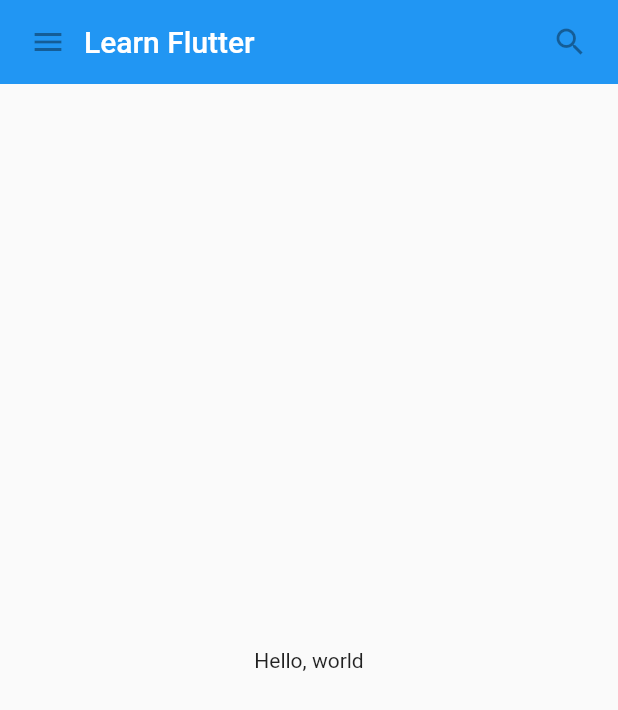
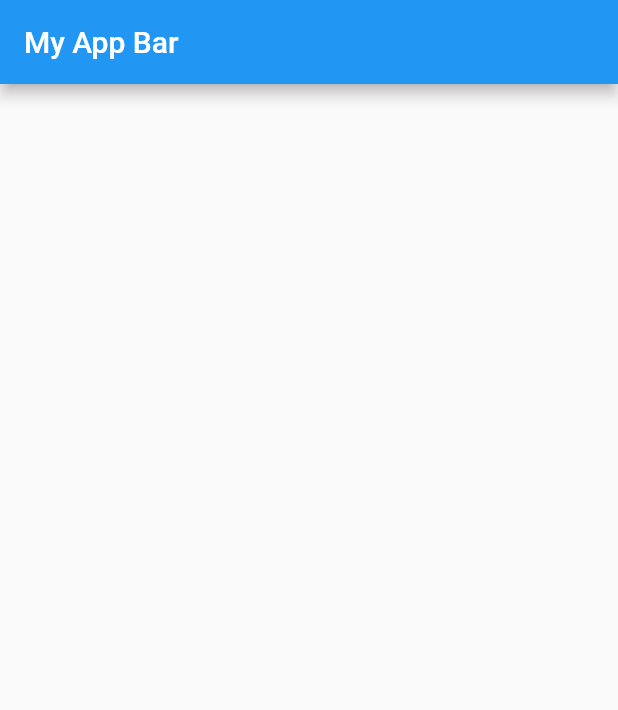
Before and after one commit to markiplagat/Learn-Flutter, a Flutter app: the screen it shows after launch, on a phone screen of 412 x 824 dp. Shown: the top 710 px of the screen. Run offline on Flutter 3.47's test engine with Material 2 defaults, Android fonts, the phone set to English and light mode, and no system bars.

Commit message:
Basic layout view

```diff
--- a/lib/main.dart
+++ b/lib/main.dart
@@ -16,6 +16,8 @@ class MyAppBar extends StatelessWidget {
 
   final Widget title;
 
+  // Point out that the function is also defined in an ancestor class
+  // but is being redefined to do something else
   @override
   Widget build(BuildContext context) {
     return Container(
@@ -48,24 +50,18 @@ class MyScaffold extends StatelessWidget {
 
   @override
   Widget build(BuildContext context) {
-    return Material(
-      child: Column(
-        children: [
-          MyAppBar(
-            title: Text(
-              'Learn Flutter',
-              style: Theme.of(context)
-                .primaryTextTheme
-                .headline6,
+    return MaterialApp(
+        home: Scaffold(
+            appBar: AppBar(
+              title: const Text("My App Bar"),
             ),
-          ),
-          const Expanded(
-            child: Center(
-              child: Text('Hello, world'),
-            ),
-          ),
-        ],
-      ),
-    );
+            body: Container(
+                child: Center(
+                    child: Container(
+                        child: Column(children: [
+              Container(child: Row(children: [Container(), Container()])),
+              Container(),
+              Container(),
+            ]))))));
   }
 }
```
